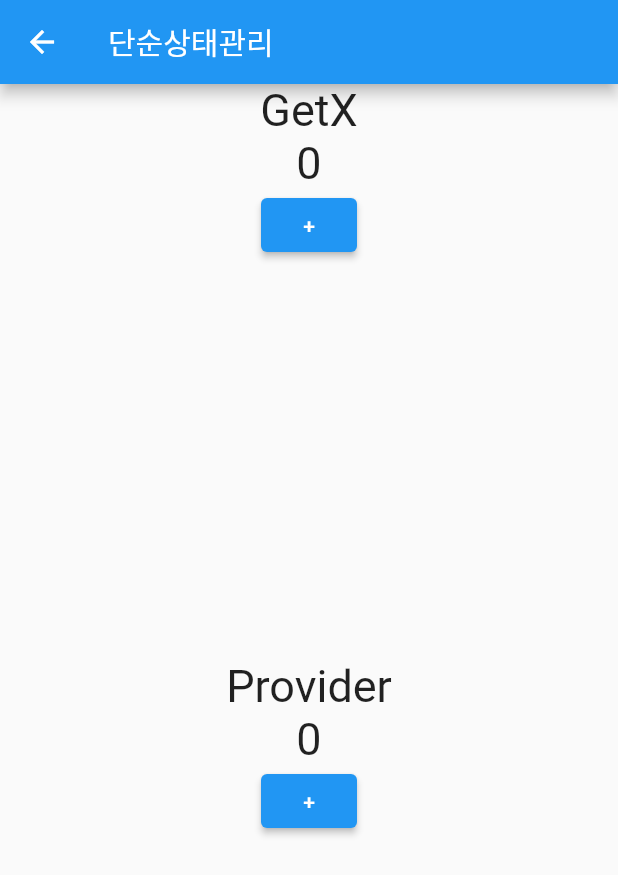
After one commit to jupark33/exercise_get_routing, a Flutter app: the screen it shows after launch, after a tap on "단순 상태 관리", on a phone screen of 412 x 824 dp. The commit adds this screen. Shown: the top 875 px of the screen. Run offline on Flutter 3.47's test engine with Material 2 defaults, Android fonts, the phone set to English and light mode, and no system bars; our stand-ins replace get.

Commit message:
단순 상태 관리 추가 중 멈춤.

```diff
--- /dev/null
+++ b/lib/src/controller/count_controller_with_getx.dart
@@ -0,0 +1,5 @@
+import 'package:flutter/cupertino.dart';
+
+class CountControllerWithGetX extends ChangeNotifier {
+
+}
--- /dev/null
+++ b/lib/src/controller/count_controller_with_provider.dart
@@ -0,0 +1,10 @@
+import 'package:flutter/cupertino.dart';
+
+class CountControllerWithProvider extends ChangeNotifier {
+
+  int count = 0;
+  void increase() {
+    count++;
+    notifyListeners();
+  }
+}
--- a/lib/src/home.dart
+++ b/lib/src/home.dart
@@ -1,5 +1,6 @@
 import 'package:exercise_get/src/pages/next.dart';
 import 'package:exercise_get/src/pages/normal/first.dart';
+import 'package:exercise_get/src/state/simple_state_management_page.dart';
 import 'package:flutter/material.dart';
 import 'package:get/get.dart';
 
@@ -44,7 +45,14 @@ class Home extends StatelessWidget {
                     // Get.toNamed("/user/28357");
                     Get.toNamed("/user/28357?name=개남&age=22");
                   },
-                )
+                ),
+                ElevatedButton(
+                  child: Text("단순 상태 관리"),
+                  onPressed: () {
+                    // Get.toNamed("/user/28357");
+                    Get.to(SimpleStateManagePage());
+                  },
+                ),
               ],
             ))
     );
--- /dev/null
+++ b/lib/src/state/simple_state_management_page.dart
@@ -0,0 +1,34 @@
+import 'package:exercise_get/src/controller/count_controller_with_provider.dart';
+import 'package:exercise_get/src/state/with_getx.dart';
+import 'package:exercise_get/src/state/with_provider.dart';
+import 'package:flutter/material.dart';
+import 'package:provider/provider.dart';
+
+class SimpleStateManagePage extends StatelessWidget {
+  const SimpleStateManagePage({Key? key}) : super(key: key);
+
+  @override
+  Widget build(BuildContext context) {
+    return Scaffold(
+        appBar: AppBar(
+          title: Text('단순상태관리'),
+        ),
+        body: Center(
+            child: Column(
+              mainAxisAlignment: MainAxisAlignment.center,
+              children: [
+                Expanded(
+                  child: WithGetX(),
+                ),
+                Expanded(
+                  child: ChangeNotifierProvider<CountControllerWithProvider>(
+                    create: (_) => CountControllerWithProvider(),
+                    child: WithProvider(),
+                  ),
+                ),
+              ],
+            )
+        )
+    );
+  }
+}
--- /dev/null
+++ b/lib/src/state/with_getx.dart
@@ -0,0 +1,27 @@
+import 'package:flutter/material.dart';
+
+class WithGetX extends StatelessWidget {
+  const WithGetX({Key? key}) : super(key: key);
+
+  @override
+  Widget build(BuildContext context) {
+    return Center(
+      child: Column(
+        children: [
+          Text(
+            "GetX",
+            style: TextStyle(fontSize: 30),
+          ),
+          Text(
+            "0",
+            style: TextStyle(fontSize: 30),
+          ),
+          ElevatedButton(
+              onPressed: () {},
+              child: Text("+")
+          )
+        ]
+      )
+    );
+  }
+}
--- /dev/null
+++ b/lib/src/state/with_provider.dart
@@ -0,0 +1,37 @@
+import 'package:exercise_get/src/controller/count_controller_with_provider.dart';
+import 'package:flutter/material.dart';
+import 'package:provider/provider.dart';
+
+class WithProvider extends StatelessWidget {
+  const WithProvider({Key? key}) : super(key: key);
+
+  @override
+  Widget build(BuildContext context) {
+    return Center(
+      child: Column(
+        children: [
+          Text(
+            "Provider",
+            style: TextStyle(fontSize: 30),
+          ),
+          Consumer<CountControllerWithProvider>(
+            builder: (_,snapshot,child) {
+              return           Text(
+                "${snapshot.count}",
+                style: TextStyle(fontSize: 30),
+              );
+            },
+          ),
+
+          ElevatedButton(
+              onPressed: () {
+                // listen false 하게 되면 상단 Consumer 만 빌드 된다.
+                Provider.of<CountControllerWithProvider>(context, listen: false).increase();
+              },
+              child: Text("+")
+          )
+        ]
+      )
+    );
+  }
+}
--- a/pubspec.yaml
+++ b/pubspec.yaml
@@ -35,6 +35,7 @@ dependencies:
   # Use with the CupertinoIcons class for iOS style icons.
   cupertino_icons: ^1.0.2
   get: 4.5.1
+  provider: ^6.0.1
 
 dev_dependencies:
   flutter_test:
```
Also changed, not shown: pubspec.lock.
